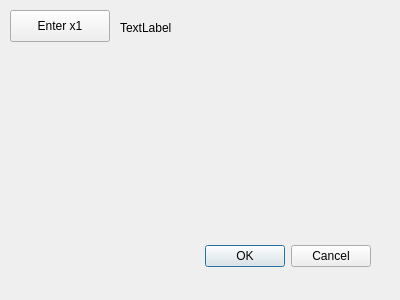
Qt form dialog.ui (Ilya2000Klimov/2DModeler) before a commit.
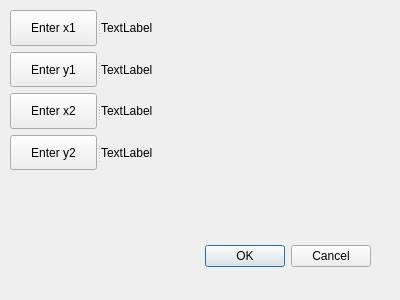
The same form after that commit.

Patch:
```diff
--- a/dialog.ui
+++ b/dialog.ui
@@ -29,31 +29,85 @@
     <set>QDialogButtonBox::Cancel|QDialogButtonBox::Ok</set>
    </property>
   </widget>
-  <widget class="QPushButton" name="pushButton">
+  <widget class="QWidget" name="">
    <property name="geometry">
     <rect>
      <x>10</x>
      <y>10</y>
-     <width>100</width>
-     <height>32</height>
+     <width>147</width>
+     <height>160</height>
     </rect>
    </property>
-   <property name="text">
-    <string>Enter x1</string>
-   </property>
-  </widget>
-  <widget class="QLabel" name="label1">
-   <property name="geometry">
-    <rect>
-     <x>120</x>
-     <y>20</y>
-     <width>58</width>
-     <height>16</height>
-    </rect>
-   </property>
-   <property name="text">
-    <string>TextLabel</string>
-   </property>
+   <layout class="QVBoxLayout" name="verticalLayout">
+    <item>
+     <widget class="QSplitter" name="splitter">
+      <property name="orientation">
+       <enum>Qt::Horizontal</enum>
+      </property>
+      <widget class="QPushButton" name="pushButton">
+       <property name="text">
+        <string>Enter x1</string>
+       </property>
+      </widget>
+      <widget class="QLabel" name="label1">
+       <property name="text">
+        <string>TextLabel</string>
+       </property>
+      </widget>
+     </widget>
+    </item>
+    <item>
+     <widget class="QSplitter" name="splitter_2">
+      <property name="orientation">
+       <enum>Qt::Horizontal</enum>
+      </property>
+      <widget class="QPushButton" name="pushButton_2">
+       <property name="text">
+        <string>Enter y1</string>
+       </property>
+      </widget>
+      <widget class="QLabel" name="label2">
+       <property name="text">
+        <string>TextLabel</string>
+       </property>
+      </widget>
+     </widget>
+    </item>
+    <item>
+     <widget class="QSplitter" name="splitter_4">
+      <property name="orientation">
+       <enum>Qt::Horizontal</enum>
+      </property>
+      <widget class="QPushButton" name="pushButton_3">
+       <property name="text">
+        <string>Enter x2</string>
+       </property>
+      </widget>
+      <widget class="QLabel" name="label3">
+       <property name="text">
+        <string>TextLabel</string>
+       </property>
+      </widget>
+     </widget>
+    </item>
+    <item>
+     <widget class="QSplitter" name="splitter_3">
+      <property name="orientation">
+       <enum>Qt::Horizontal</enum>
+      </property>
+      <widget class="QPushButton" name="pushButton_4">
+       <property name="text">
+        <string>Enter y2</string>
+       </property>
+      </widget>
+      <widget class="QLabel" name="label4">
+       <property name="text">
+        <string>TextLabel</string>
+       </property>
+      </widget>
+     </widget>
+    </item>
+   </layout>
   </widget>
  </widget>
  <resources/>
```
Left out of the diff: 8 changed lines with no effect on the pictures.
